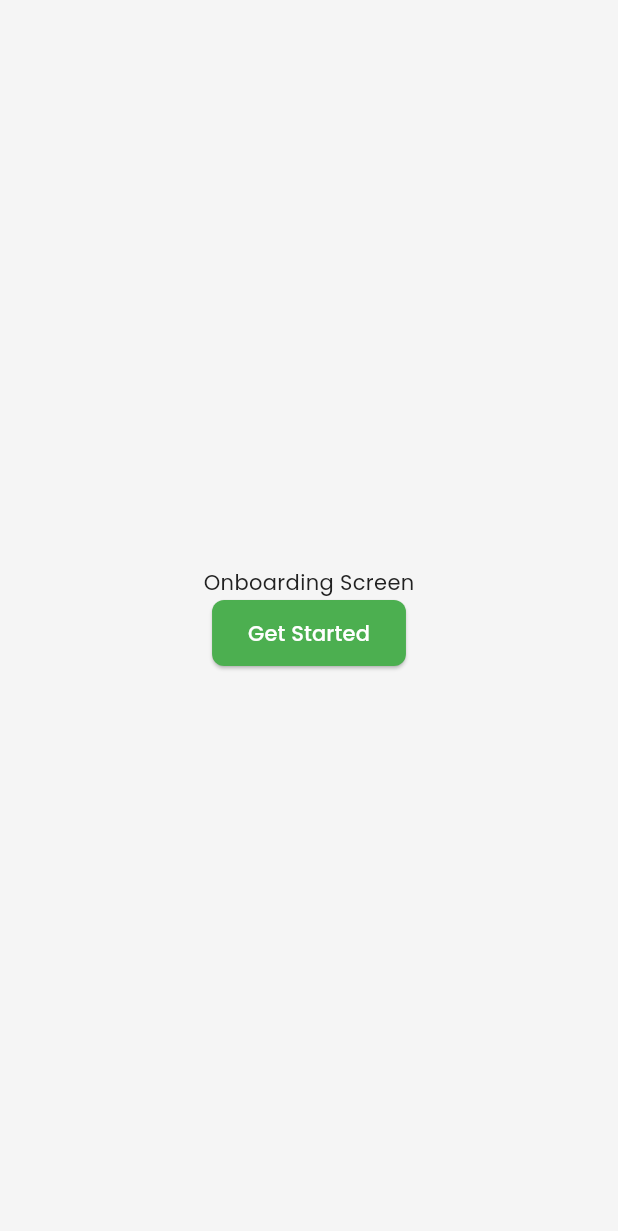
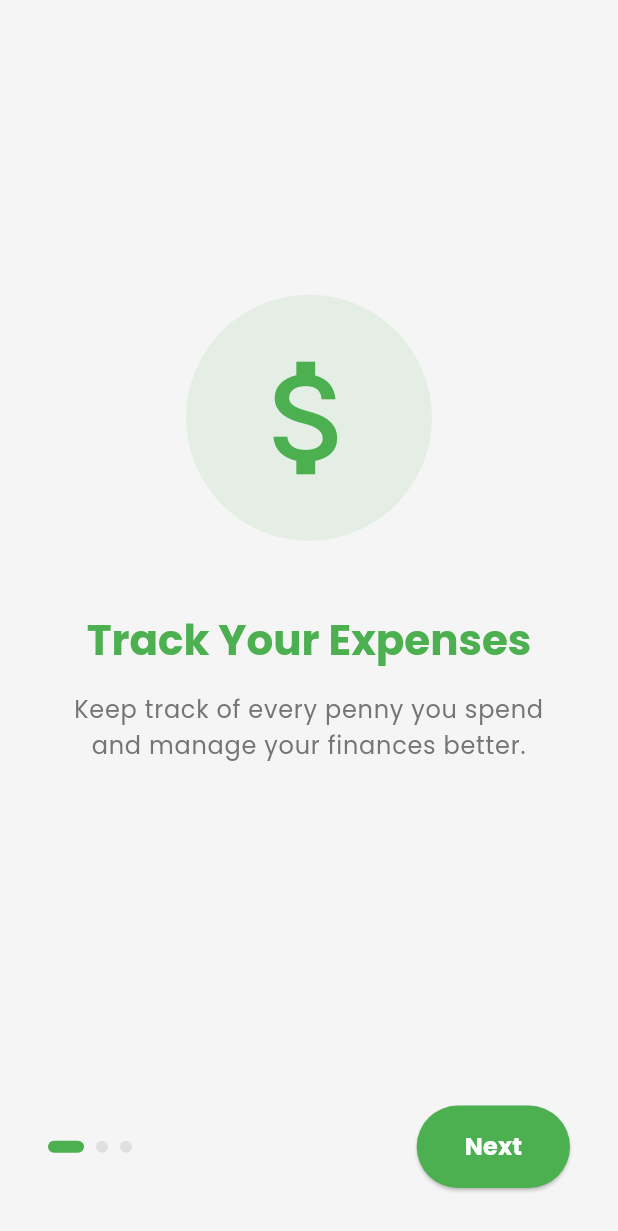
Before and after one commit to mussie-alemayehu/trackme, a Flutter app: the screen it shows after launch, on a phone screen of 412 x 824 dp. Shown: the top 1231 px of the screen. Run offline on Flutter 3.47's test engine with Material 3 defaults, Android fonts, the phone set to English and light mode, and no system bars; our stand-ins replace fl_chart, get, get_storage, google_fonts, sqflite; accounts and stored records are empty.

Commit message:
improve onboarding by checking first time users

```diff
--- a/lib/screens/onboarding/onboarding_controller.dart
+++ b/lib/screens/onboarding/onboarding_controller.dart
@@ -1,8 +1,51 @@
+import 'package:flutter/material.dart';
 import 'package:get/get.dart';
+import 'package:get_storage/get_storage.dart';
+
 import '../../routes/app_pages.dart';
 
 class OnboardingController extends GetxController {
+  final pageController = PageController();
+  final RxInt currentPage = 0.obs;
+  final _storage = GetStorage();
+
+  final List<Map<String, dynamic>> pages = [
+    {
+      'title': 'Track Your Expenses',
+      'description':
+          'Keep track of every penny you spend and manage your finances better.',
+      'icon': Icons.attach_money,
+    },
+    {
+      'title': 'Set Budgets',
+      'description': 'Set monthly budgets and never overspend again.',
+      'icon': Icons.savings_outlined,
+    },
+    {
+      'title': 'Analyze Spending',
+      'description':
+          'Visual charts to help you understand your spending habits.',
+      'icon': Icons.pie_chart_outline,
+    },
+  ];
+
+  void onPageChanged(int index) {
+    currentPage.value = index;
+  }
+
   void completeOnboarding() {
+    _storage.write('onboarding_complete', true);
     Get.offAllNamed(Routes.HOME);
   }
+
+  void nextPage() {
+    if (currentPage.value < pages.length - 1) {
+      pageController.nextPage(
+        duration: const Duration(milliseconds: 300),
+        curve: Curves.easeInOut,
+      );
+    } else {
+      completeOnboarding();
+    }
+  }
 }
--- a/lib/screens/onboarding/onboarding_view.dart
+++ b/lib/screens/onboarding/onboarding_view.dart
@@ -1,6 +1,7 @@
 import 'package:flutter/material.dart';
 import 'package:get/get.dart';
 import 'onboarding_controller.dart';
+import '../../theme/app_colors.dart';
 
 class OnboardingView extends GetView<OnboardingController> {
   const OnboardingView({super.key});
@@ -8,14 +9,108 @@ class OnboardingView extends GetView<OnboardingController> {
   @override
   Widget build(BuildContext context) {
     return Scaffold(
-      body: Center(
+      body: SafeArea(
         child: Column(
-          mainAxisAlignment: MainAxisAlignment.center,
           children: [
-            const Text('Onboarding Screen'),
-            ElevatedButton(
-              onPressed: controller.completeOnboarding,
-              child: const Text('Get Started'),
+            Expanded(
+              child: PageView.builder(
+                controller: controller.pageController,
+                onPageChanged: controller.onPageChanged,
+                itemCount: controller.pages.length,
+                itemBuilder: (context, index) {
+                  final page = controller.pages[index];
+                  return Padding(
+                    padding: const EdgeInsets.all(32.0),
+                    child: Column(
+                      mainAxisAlignment: MainAxisAlignment.center,
+                      children: [
+                        Container(
+                          padding: const EdgeInsets.all(32),
+                          decoration: BoxDecoration(
+                            color: AppColors.primary.withValues(alpha: 0.1),
+                            shape: BoxShape.circle,
+                          ),
+                          child: Icon(
+                            page['icon'] as IconData,
+                            size: 100,
+                            color: AppColors.primary,
+                          ),
+                        ),
+                        const SizedBox(height: 48),
+                        Text(
+                          page['title'] as String,
+                          style: Theme.of(context).textTheme.headlineMedium
+                              ?.copyWith(
+                                fontWeight: FontWeight.bold,
+                                color: AppColors.primary,
+                              ),
+                          textAlign: TextAlign.center,
+                        ),
+                        const SizedBox(height: 16),
+                        Text(
+                          page['description'] as String,
+                          style: Theme.of(context).textTheme.bodyLarge
+                              ?.copyWith(color: Colors.grey[600], height: 1.5),
+                          textAlign: TextAlign.center,
+                        ),
+                      ],
+                    ),
+                  );
+                },
+              ),
+            ),
+            Padding(
+              padding: const EdgeInsets.all(32.0),
+              child: Row(
+                mainAxisAlignment: MainAxisAlignment.spaceBetween,
+                children: [
+                  // Dots Indicator
+                  Obx(
+                    () => Row(
+                      children: List.generate(
+                        controller.pages.length,
+                        (index) => AnimatedContainer(
+                          duration: const Duration(milliseconds: 300),
+                          margin: const EdgeInsets.only(right: 8),
+                          height: 8,
+                          width: controller.currentPage.value == index ? 24 : 8,
+                          decoration: BoxDecoration(
+                            color: controller.currentPage.value == index
+                                ? AppColors.primary
+                                : Colors.grey[300],
+                            borderRadius: BorderRadius.circular(4),
+                          ),
+                        ),
+                      ),
+                    ),
+                  ),
+                  // Next/Get Started Button
+                  Obx(() {
+                    final isLastPage =
+                        controller.currentPage.value ==
+                        controller.pages.length - 1;
+                    return ElevatedButton(
+                      onPressed: controller.nextPage,
+                      style: ElevatedButton.styleFrom(
+                        padding: const EdgeInsets.symmetric(
+                          horizontal: 32,
+                          vertical: 16,
+                        ),
+                        shape: RoundedRectangleBorder(
+                          borderRadius: BorderRadius.circular(30),
+                        ),
+                      ),
+                      child: Text(
+                        isLastPage ? 'Get Started' : 'Next',
+                        style: const TextStyle(
+                          fontSize: 16,
+                          fontWeight: FontWeight.bold,
+                        ),
+                      ),
+                    );
+                  }),
+                ],
+              ),
             ),
           ],
         ),
```
Also changed, not shown: lib/controllers/expense_controller.dart (+77 -76 lines), lib/screens/splash/splash_controller.dart (+9 -1 lines).
